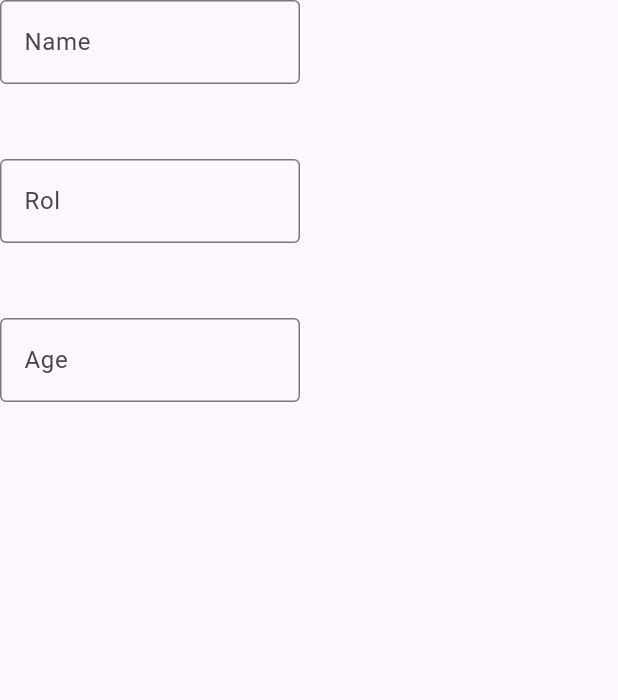
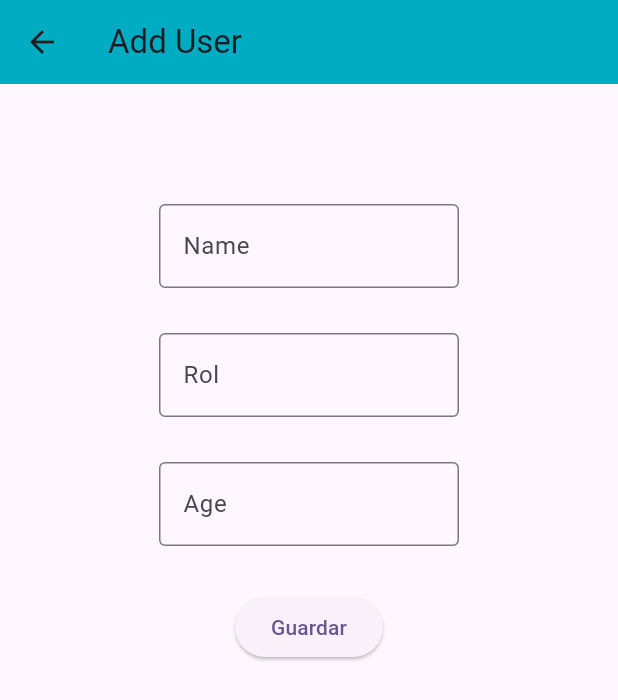
Before and after one commit to sergiohortua/crud_basic_with_firebase, a Flutter app: the AddUser screen opened by its route, on a phone screen of 412 x 824 dp. Shown: the top 700 px of the screen. Run offline on Flutter 3.47's test engine with Material 3 defaults, Android fonts, the phone set to English and light mode, and no system bars; our stand-ins replace cloud_firestore, firebase_auth, firebase_core; accounts and stored records are empty.

Commit message:
Add feature new user

```diff
--- a/lib/screen/addUser.dart
+++ b/lib/screen/addUser.dart
@@ -1,45 +1,95 @@
+import 'package:cloud_firestore/cloud_firestore.dart';
+import 'package:firebase_auth/firebase_auth.dart';
 import 'package:flutter/material.dart';
 
-class AddUser extends StatelessWidget {
+class AddUser extends StatefulWidget {
   const AddUser({super.key});
 
   @override
+  State<AddUser> createState() => _AddUserState();
+}
+
+class _AddUserState extends State<AddUser> {
+  final TextEditingController _textEditingControllerName =
+      TextEditingController();
+
+  final TextEditingController _textEditingControllerRol =
+      TextEditingController();
+
+  final TextEditingController _textEditingControllerAge =
+      TextEditingController();
+
+  FirebaseAuth user = FirebaseAuth.instance;
+  FirebaseFirestore userSingle = FirebaseFirestore.instance;
+
+  Future<void> newUser({required String idGlobal}) async {
+    await userSingle.collection(idGlobal).add({
+      'name': _textEditingControllerName.text,
+      'age': int.parse(_textEditingControllerAge.text),
+      'rol': _textEditingControllerRol.text
+    });
+  }
+
+  @override
   Widget build(BuildContext context) {
-    return const Scaffold(
-      body: Column(
+    String? globalId = user.currentUser?.uid;
+    return Scaffold(
+        appBar: AppBar(
+          title: const Text('Add User'),
+          backgroundColor: Colors.cyan[600],
+        ),
+        body: ListView(
+          children: [
+            Padding(
+              padding: EdgeInsets.fromLTRB(0, 80.0, 0, 0),
+              child: Column(
                 children: [
                   SizedBox(
                     width: 200.0,
                     child: TextField(
+                      controller: _textEditingControllerName,
                       decoration: InputDecoration(
                         hintText: 'Name',
                         border: OutlineInputBorder(),
                       ),
                     ),
                   ),
-          SizedBox(height: 50.0),
+                  SizedBox(height: 30.0),
                   SizedBox(
                     width: 200.0,
                     child: TextField(
+                      controller: _textEditingControllerRol,
                       decoration: InputDecoration(
                         hintText: 'Rol',
                         border: OutlineInputBorder(),
                       ),
                     ),
                   ),
-          SizedBox(height: 50.0),
+                  SizedBox(height: 30.0),
                   SizedBox(
                     width: 200.0,
                     child: TextField(
+                      controller: _textEditingControllerAge,
                       decoration: InputDecoration(
                         hintText: 'Age',
                         border: OutlineInputBorder(),
                       ),
                     ),
                   ),
-          SizedBox(height: 50.0),
+                  SizedBox(height: 30.0),
+                  ElevatedButton(
+                    onPressed: () {
+                      newUser(idGlobal: globalId ?? '');
+                      setState(() {
+                        Navigator.pop(context);
+                      });
+                    },
+                    child: Text('Guardar'),
+                  )
                 ],
               ),
-    );
+            ),
+          ],
+        ));
   }
 }
--- a/lib/screen/cardList.dart
+++ b/lib/screen/cardList.dart
@@ -77,7 +77,6 @@ class CardList extends StatelessWidget {
                       ),
                       ElevatedButton(
                         onPressed: () {
-                          print('DETALLES');
                           Navigator.pushNamed(
                             context,
                             'details',
```
Lines whose indentation alone changed are shown as unchanged.
